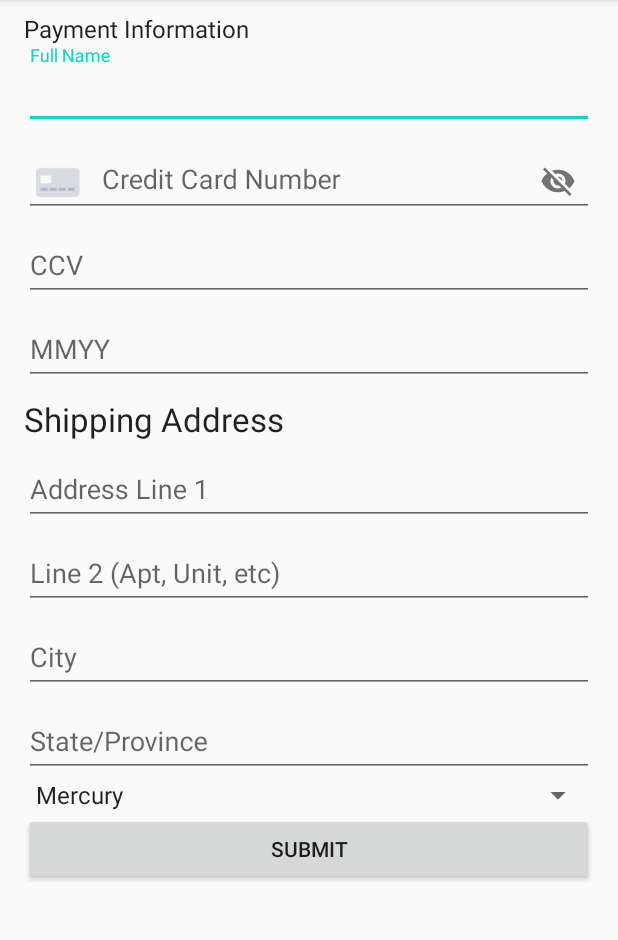
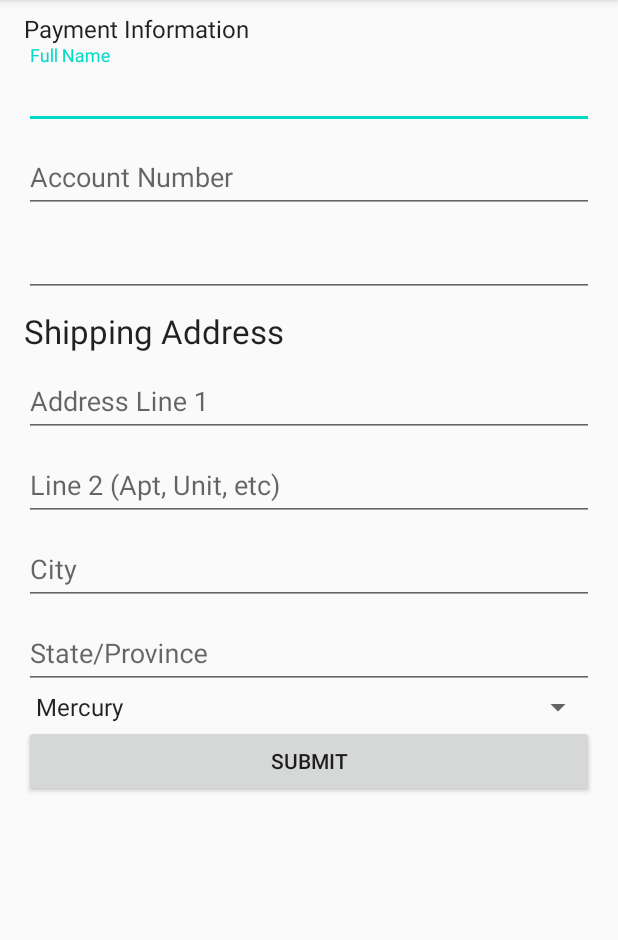
Before and after one commit to spreedly/mobile-sdk-android, an Android app: the fragment ExpressCreditCard shown on its own in the app's theme, on a phone screen of 412 x 824 dp, the part 84-1024 px from its top. Run offline under Robolectric (Android 15) with nearby library versions, the phone set to English and light mode, and no system bars; our stand-ins replace RxJava.

Commit message:
wip payment type customization

```diff
--- a/express/src/main/java/com/spreedly/express/ExpressView.java
+++ b/express/src/main/java/com/spreedly/express/ExpressView.java
@@ -42,6 +42,9 @@ public class ExpressView extends ScrollView {
     TextView paymentLabel;
     TextView billingLabel;
     TextView shippingLabel;
+    TextInputLayout routingNumberWrapper;
+    SecureTextField accountNumberField;
+    TextInputEditText routingNumberContent;
 
     public ExpressView(@NonNull Context context) {
         super(context);
@@ -63,11 +66,21 @@ public class ExpressView extends ScrollView {
     public void init() {
         layoutWrapper = new SecureFormLayout(this.getContext());
         layoutWrapper.setOrientation(LinearLayout.VERTICAL);
+
+        paymentLabel = new TextView(this.getContext());
+        paymentLabel.setText("Payment Information");
+        paymentLabel.setTextAppearance(this.getContext(), android.R.style.TextAppearance_Material_Subhead);
+        paymentLabel.setPadding(0, 12, 0, 0);
+        layoutWrapper.addView(paymentLabel);
+
         fullNameWrapper = new TextInputLayout(layoutWrapper.getContext());
         fullNameContent = new TextInputEditText(layoutWrapper.getContext());
         fullNameWrapper.setHint("Full Name");
         fullNameWrapper.addView(fullNameContent);
 
+        layoutWrapper.addView(fullNameWrapper);
+
+        if (paymentType == 0 || paymentType == 2) {
             secureCreditCardField = new SecureCreditCardField(layoutWrapper.getContext());
             secureCreditCardField.setId(R.id.spreedly_credit_card_number);
             secureCreditCardField.onFinishInflate();
@@ -79,52 +92,61 @@ public class ExpressView extends ScrollView {
             secureExpirationDate = new SecureExpirationDate(layoutWrapper.getContext());
             secureExpirationDate.setId(R.id.spreedly_cc_expiration_date);
 
-        billingAddress = new AddressFieldView(layoutWrapper.getContext(), AddressFieldView.AddressType.BILLING);
-        billingAddress.onFinishInflate();
 
-        shippingAddress = new AddressFieldView(layoutWrapper.getContext(), AddressFieldView.AddressType.SHIPPING);
-        shippingAddress.onFinishInflate();
-        sameAddress = new CheckBox(layoutWrapper.getContext());
+            layoutWrapper.addView(secureCreditCardField);
+            layoutWrapper.addView(ccvField);
+            layoutWrapper.addView(secureExpirationDate);
+        }
+        if (paymentType == 1 || paymentType == 2) {
+            accountNumberField = new SecureTextField(layoutWrapper.getContext());
+            accountNumberField.setId(R.id.spreedly_ba_account_number);
+            accountNumberField.onFinishInflate();
 
-        sameAddress.setText("Use billing address for shipping");
-        sameAddress.setId(R.id.same_address);
-        sameAddress.setOnClickListener(b -> sameAddressClickListener());
+            routingNumberWrapper = new TextInputLayout(layoutWrapper.getContext());
+            routingNumberWrapper.setId(R.id.spreedly_ba_routing_number);
+            routingNumberContent = new TextInputEditText(layoutWrapper.getContext());
+            routingNumberWrapper.addView(routingNumberContent);
 
-        submitButton = new Button(layoutWrapper.getContext());
-        submitButton.setText("Submit");
-        submitButton.setOnClickListener(b -> submit());
+            layoutWrapper.addView(accountNumberField);
+            layoutWrapper.addView(routingNumberWrapper);
 
-        paymentLabel = new TextView(this.getContext());
-        paymentLabel.setText("Payment Information");
-        paymentLabel.setTextAppearance(this.getContext(), android.R.style.TextAppearance_Material_Subhead);
-        paymentLabel.setPadding(0, 12, 0, 0);
+        }
 
+        if (showBilling == true) {
             billingLabel = new MaterialTextView(this.getContext());
             billingLabel.setText("Billing Address");
             billingLabel.setTextAppearance(this.getContext(), android.R.style.TextAppearance_DeviceDefault_Large);
             billingLabel.setPadding(0, 12, 0, 0);
 
+            billingAddress = new AddressFieldView(layoutWrapper.getContext(), AddressFieldView.AddressType.BILLING);
+            billingAddress.onFinishInflate();
+
+            layoutWrapper.addView(billingLabel);
+            layoutWrapper.addView(billingAddress);
+        }
+        if (showBilling && showShipping) {
+            sameAddress = new CheckBox(layoutWrapper.getContext());
+            sameAddress.setText("Use billing address for shipping");
+            sameAddress.setId(R.id.same_address);
+            sameAddress.setOnClickListener(b -> sameAddressClickListener());
+            layoutWrapper.addView(sameAddress);
+        }
+        if (showShipping) {
             shippingLabel = new MaterialTextView(this.getContext());
             shippingLabel.setText("Shipping Address");
             shippingLabel.setTextAppearance(this.getContext(), android.R.style.TextAppearance_Holo_Large);
             shippingLabel.setPadding(0, 12, 0, 0);
 
-        layoutWrapper.addView(paymentLabel);
-        layoutWrapper.addView(fullNameWrapper);
-        layoutWrapper.addView(secureCreditCardField);
-        layoutWrapper.addView(ccvField);
-        layoutWrapper.addView(secureExpirationDate);
-        if (showBilling == true) {
-            layoutWrapper.addView(billingLabel);
-            layoutWrapper.addView(billingAddress);
-        }
-        if (showBilling && showShipping) {
-            layoutWrapper.addView(sameAddress);
-        }
-        if (showShipping) {
+            shippingAddress = new AddressFieldView(layoutWrapper.getContext(), AddressFieldView.AddressType.SHIPPING);
+            shippingAddress.onFinishInflate();
+
             layoutWrapper.addView(shippingLabel);
             layoutWrapper.addView(shippingAddress);
         }
+
+        submitButton = new Button(layoutWrapper.getContext());
+        submitButton.setText("Submit");
+        submitButton.setOnClickListener(b -> submit());
         layoutWrapper.addView(submitButton);
         layoutWrapper.onFinishInflate();
         this.addView(layoutWrapper);
--- a/sdk_sample/src/main/res/layout/express_credit_card_fragment.xml
+++ b/sdk_sample/src/main/res/layout/express_credit_card_fragment.xml
@@ -7,4 +7,5 @@
     android:layout_marginEnd="@dimen/activity_horizontal_margin"
     android:gravity="center"
     android:orientation="vertical"
-    app:includeBillingAddress="false" />
+    app:includeBillingAddress="false"
+    app:paymentType="account_only" />
```
Lines whose indentation alone changed are shown as unchanged.
